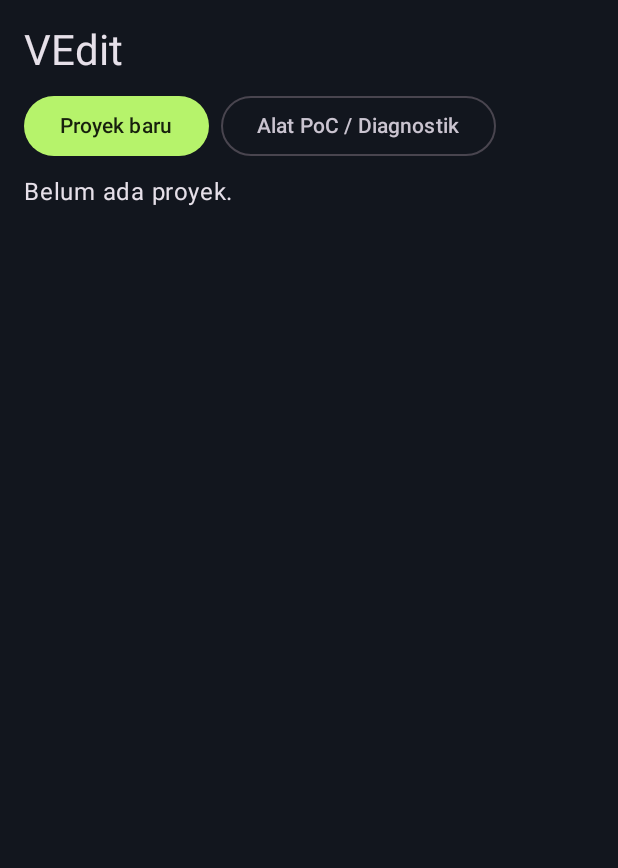
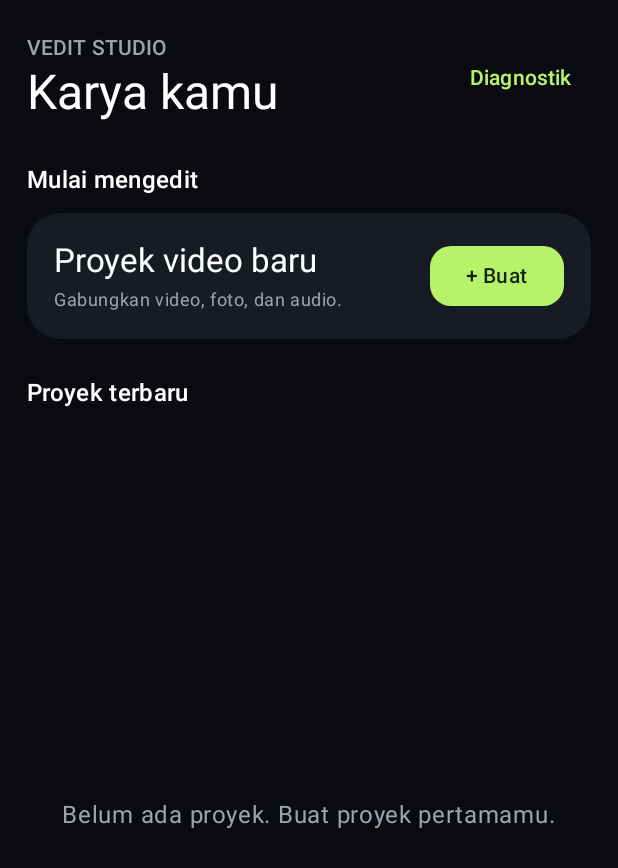
Before and after one commit to rudicrash4/VEdit, an Android app built with Jetpack Compose: the screen it shows after launch (MainActivity), on a phone screen of 412 x 824 dp. Shown: the top 868 px of the screen. Run offline under Robolectric (Android 15) with nearby library versions, the phone set to English and light mode, and no system bars.

Commit message:
Redesign project home as dark video studio

```diff
--- a/app/src/main/java/id/vedit/editor/ui/HomeScreen.kt
+++ b/app/src/main/java/id/vedit/editor/ui/HomeScreen.kt
@@ -1,17 +1,23 @@
 package id.vedit.editor.ui
 
+import androidx.compose.foundation.background
 import androidx.compose.foundation.clickable
 import androidx.compose.foundation.layout.Arrangement
+import androidx.compose.foundation.layout.Box
 import androidx.compose.foundation.layout.Column
 import androidx.compose.foundation.layout.Row
+import androidx.compose.foundation.layout.fillMaxSize
 import androidx.compose.foundation.layout.fillMaxWidth
 import androidx.compose.foundation.layout.padding
-import androidx.compose.foundation.rememberScrollState
-import androidx.compose.foundation.verticalScroll
+import androidx.compose.foundation.lazy.LazyColumn
+import androidx.compose.foundation.lazy.items
+import androidx.compose.foundation.shape.RoundedCornerShape
 import androidx.compose.material3.AlertDialog
 import androidx.compose.material3.Button
+import androidx.compose.material3.ButtonDefaults
+import androidx.compose.material3.Card
+import androidx.compose.material3.CardDefaults
 import androidx.compose.material3.MaterialTheme
-import androidx.compose.material3.OutlinedButton
 import androidx.compose.material3.Text
 import androidx.compose.material3.TextButton
 import androidx.compose.runtime.Composable
@@ -21,6 +27,7 @@ import androidx.compose.runtime.remember
 import androidx.compose.runtime.setValue
 import androidx.compose.ui.Alignment
 import androidx.compose.ui.Modifier
+import androidx.compose.ui.graphics.Color
 import androidx.compose.ui.unit.dp
 import id.vedit.editor.data.ProjectStore
 import id.vedit.editor.domain.Project
@@ -33,42 +40,51 @@ import java.util.UUID
 fun HomeScreen(store: ProjectStore, onOpen: (String) -> Unit, onTools: () -> Unit) {
     var projects by remember { mutableStateOf(store.list()) }
     var toDelete by remember { mutableStateOf<Project?>(null) }
-    Column(Modifier.verticalScroll(rememberScrollState()).padding(16.dp), verticalArrangement = Arrangement.spacedBy(8.dp)) {
-        Text("VEdit", style = MaterialTheme.typography.headlineMedium)
-        Row(horizontalArrangement = Arrangement.spacedBy(8.dp)) {
-            Button(onClick = {
-                val p = Project.create(UUID.randomUUID().toString(), "Proyek ${projects.size + 1}", System.currentTimeMillis())
-                store.save(p)
-                onOpen(p.id)
-            }) { Text("Proyek baru") }
-            OutlinedButton(onClick = onTools) { Text("Alat PoC / Diagnostik") }
+    Column(Modifier.fillMaxSize().background(Color(0xFF090B10)).padding(horizontal = 18.dp, vertical = 22.dp)) {
+        Row(verticalAlignment = Alignment.CenterVertically) {
+            Column(Modifier.weight(1f)) {
+                Text("VEDIT STUDIO", style = MaterialTheme.typography.labelLarge, color = Color(0xFF9CA3AF))
+                Text("Karya kamu", style = MaterialTheme.typography.headlineLarge, color = Color.White)
+            }
+            TextButton(onClick = onTools) { Text("Diagnostik") }
         }
-        if (projects.isEmpty()) Text("Belum ada proyek.")
-        projects.forEach { p ->
-            Row(
-                Modifier.fillMaxWidth().clickable { onOpen(p.id) }.padding(vertical = 8.dp),
-                verticalAlignment = Alignment.CenterVertically,
-            ) {
+        Text("Mulai mengedit", color = Color.White, style = MaterialTheme.typography.titleMedium, modifier = Modifier.padding(top = 26.dp, bottom = 10.dp))
+        Card(Modifier.fillMaxWidth(), shape = RoundedCornerShape(22.dp), colors = CardDefaults.cardColors(containerColor = Color(0xFF171B24))) {
+            Row(Modifier.padding(18.dp), verticalAlignment = Alignment.CenterVertically) {
                 Column(Modifier.weight(1f)) {
-                    Text(p.name, style = MaterialTheme.typography.titleMedium)
-                    Text(
-                        "${formatTime(p.durationUs)} | ${DateFormat.getDateTimeInstance(DateFormat.SHORT, DateFormat.SHORT).format(Date(p.modifiedAtMs))}",
-                        style = MaterialTheme.typography.bodySmall,
-                    )
+                    Text("Proyek video baru", color = Color.White, style = MaterialTheme.typography.titleLarge)
+                    Text("Gabungkan video, foto, dan audio.", color = Color(0xFF9CA3AF), style = MaterialTheme.typography.bodySmall, modifier = Modifier.padding(top = 4.dp))
                 }
-                TextButton(onClick = { toDelete = p }) { Text("Hapus") }
+                Button(onClick = {
+                    val p = Project.create(UUID.randomUUID().toString(), "Proyek ${projects.size + 1}", System.currentTimeMillis())
+                    store.save(p)
+                    onOpen(p.id)
+                }, shape = RoundedCornerShape(14.dp), colors = ButtonDefaults.buttonColors(containerColor = Color(0xFFB6F36B), contentColor = Color(0xFF17200D))) { Text("+ Buat") }
+            }
+        }
+        Text("Proyek terbaru", color = Color.White, style = MaterialTheme.typography.titleMedium, modifier = Modifier.padding(top = 24.dp, bottom = 10.dp))
+        if (projects.isEmpty()) {
+            Box(Modifier.fillMaxSize(), contentAlignment = Alignment.Center) { Text("Belum ada proyek. Buat proyek pertamamu.", color = Color(0xFF9CA3AF)) }
+        } else {
+            LazyColumn(verticalArrangement = Arrangement.spacedBy(10.dp)) {
+                items(projects, key = { it.id }) { p ->
+                    Card(Modifier.fillMaxWidth().clickable { onOpen(p.id) }, shape = RoundedCornerShape(16.dp), colors = CardDefaults.cardColors(containerColor = Color(0xFF171B24))) {
+                        Row(Modifier.padding(16.dp), verticalAlignment = Alignment.CenterVertically) {
+                            Box(Modifier.background(Color(0xFF292F3B), RoundedCornerShape(10.dp)).padding(horizontal = 14.dp, vertical = 12.dp)) { Text("▶", color = Color(0xFFB6F36B)) }
+                            Column(Modifier.weight(1f).padding(start = 12.dp)) {
+                                Text(p.name, color = Color.White, style = MaterialTheme.typography.titleMedium)
+                                Text("${formatTime(p.durationUs)}  •  ${DateFormat.getDateTimeInstance(DateFormat.SHORT, DateFormat.SHORT).format(Date(p.modifiedAtMs))}", color = Color(0xFF9CA3AF), style = MaterialTheme.typography.bodySmall)
+                            }
+                            TextButton(onClick = { toDelete = p }) { Text("Hapus", color = Color(0xFFFF8A80)) }
+                        }
+                    }
+                }
             }
         }
     }
     toDelete?.let { p ->
-        AlertDialog(
-            onDismissRequest = { toDelete = null },
-            title = { Text("Hapus proyek?") },
-            text = { Text("\"${p.name}\" akan dihapus dari aplikasi. File media asli tidak disentuh.") },
-            confirmButton = {
-                TextButton(onClick = { store.delete(p.id); projects = store.list(); toDelete = null }) { Text("Hapus") }
-            },
-            dismissButton = { TextButton(onClick = { toDelete = null }) { Text("Batal") } },
-        )
+        AlertDialog(onDismissRequest = { toDelete = null }, title = { Text("Hapus proyek?") }, text = { Text("\"${p.name}\" akan dihapus dari aplikasi. File media asli tidak disentuh.") },
+            confirmButton = { TextButton(onClick = { store.delete(p.id); projects = store.list(); toDelete = null }) { Text("Hapus") } },
+            dismissButton = { TextButton(onClick = { toDelete = null }) { Text("Batal") } })
     }
 }
```
